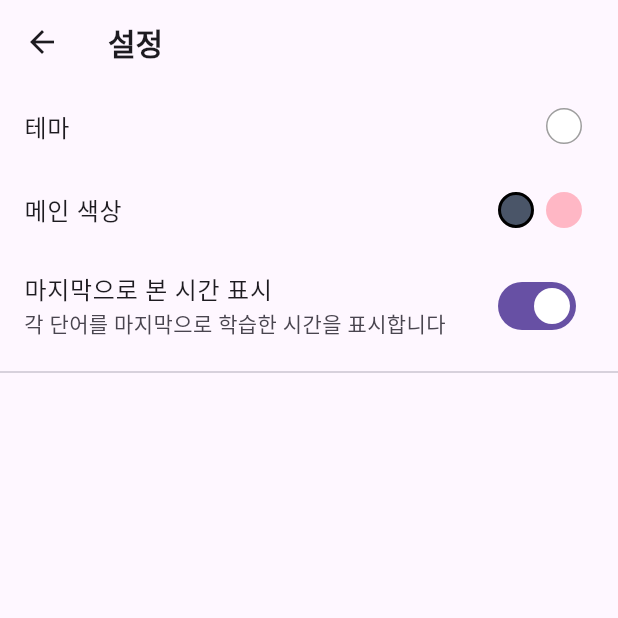
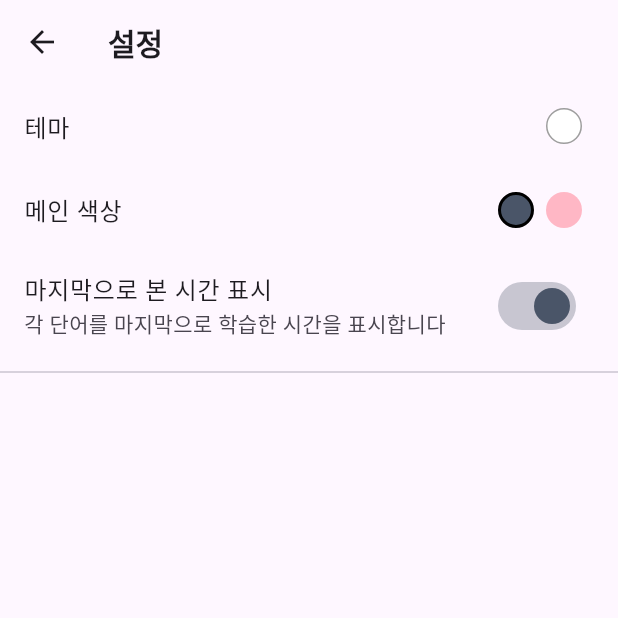
Before and after one commit to yoosukkim-create/Japanese, a Flutter app: the screen it shows after launch, after a tap on the "settings" icon, on a phone screen of 412 x 824 dp, the top half of it. Run offline on Flutter 3.47's test engine with Material 3 defaults, Android fonts, the phone set to English and light mode, and no system bars; our stand-ins replace shared_preferences.

Commit message:
fix: apply main color in setting toggle color

```diff
--- a/lib/views/screens/settings_screen.dart
+++ b/lib/views/screens/settings_screen.dart
@@ -9,6 +9,13 @@ class SettingsScreen extends StatelessWidget {
   Widget build(BuildContext context) {
     return Consumer<ThemeProvider>(
       builder: (context, themeProvider, child) {
+        // 메인 색상을 기반으로 연한 색상 생성
+        final Color lightColor = Color.alphaBlend(
+          Colors.white.withOpacity(0.85),
+          themeProvider.mainColor,
+        );
+        final Color trackColor = themeProvider.mainColor.withOpacity(0.3);
+
         return Scaffold(
           appBar: AppBar(
             title: const Text(
@@ -63,6 +70,9 @@ class SettingsScreen extends StatelessWidget {
                 onChanged: (bool value) {
                   themeProvider.toggleLastViewedTime();
                 },
+                activeColor: themeProvider.mainColor,
+                activeTrackColor: trackColor,
+                inactiveTrackColor: Colors.grey.withOpacity(0.3),
               ),
               const Divider(),
             ],
```
